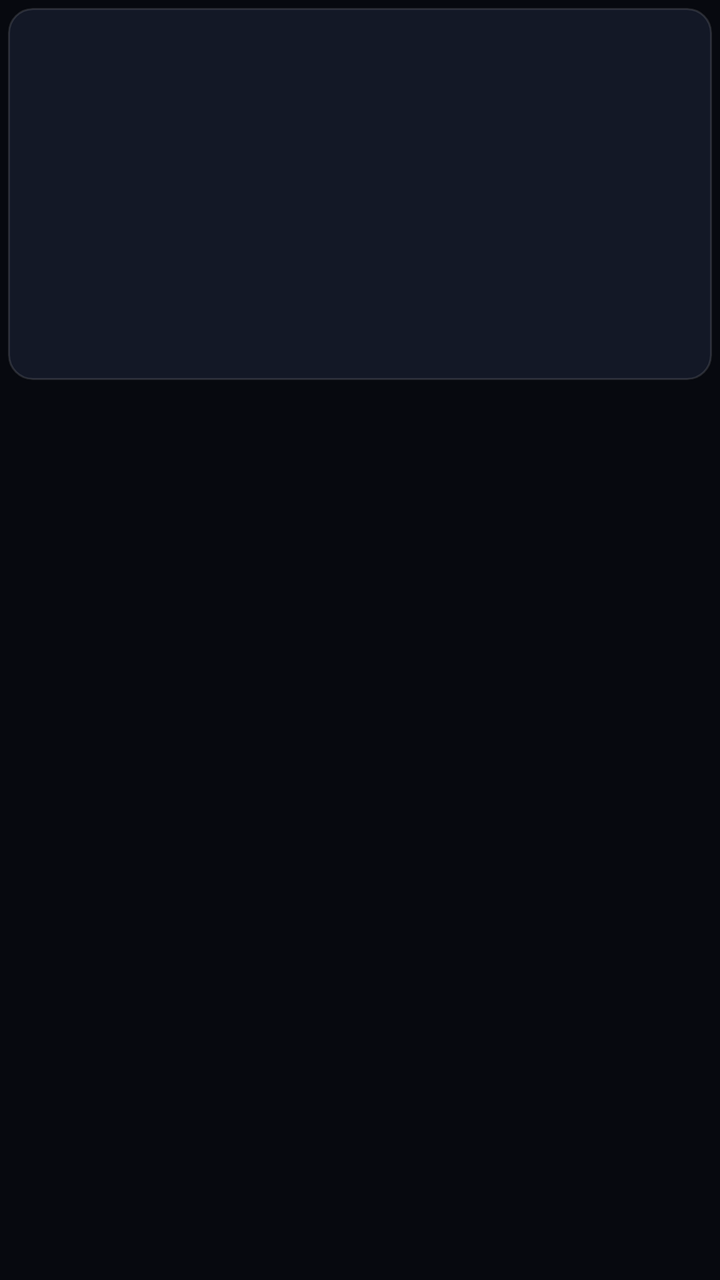
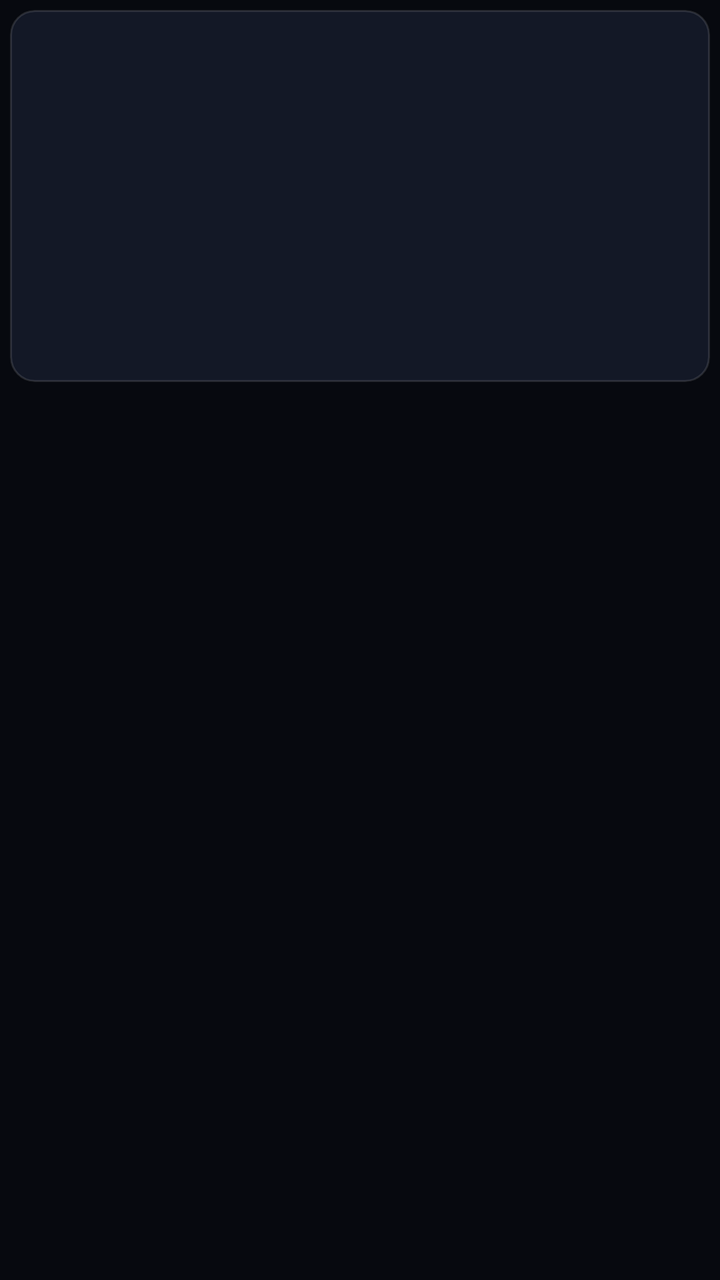

An Android layout rendered at two revisions. The XML below is the earlier revision; the diff shows what the commit changed to produce the second picture.
<!-- AndroidManifest.xml: application theme Theme.CineVault -->
<!-- res/layout/item_media_card.xml -->
<?xml version="1.0" encoding="utf-8"?>
<LinearLayout xmlns:android="http://schemas.android.com/apk/res/android"
    android:layout_width="132dp"
    android:layout_height="wrap_content"
    android:clickable="true"
    android:focusable="true"
    android:foreground="?attr/selectableItemBackground"
    android:orientation="vertical"
    android:padding="4dp">

    <FrameLayout
        android:id="@+id/poster_frame"
        android:layout_width="match_parent"
        android:layout_height="186dp"
        android:background="@drawable/bg_card_rounded"
        android:clipToOutline="true">

        <ImageView
            android:id="@+id/card_poster"
            android:layout_width="match_parent"
            android:layout_height="match_parent"
            android:contentDescription="Poster"
            android:scaleType="centerCrop" />

        
        <LinearLayout
            android:id="@+id/card_fallback_box"
            android:layout_width="match_parent"
            android:layout_height="match_parent"
            android:gravity="bottom"
            android:orientation="vertical"
            android:padding="10dp"
            android:visibility="gone">

            <View
                android:id="@+id/card_fallback_bar"
                android:layout_width="22dp"
                android:layout_height="3dp"
                android:background="@color/cv_accent" />

            <TextView
                android:id="@+id/card_fallback_title"
                android:layout_width="match_parent"
                android:layout_height="wrap_content"
                android:layout_marginTop="6dp"
                android:ellipsize="end"
                android:maxLines="3"
                android:textColor="#FFFFFF"
                android:textSize="12.5sp"
                android:textStyle="bold" />

            <TextView
                android:id="@+id/card_fallback_year"
                android:layout_width="wrap_content"
                android:layout_height="wrap_content"
                android:layout_marginTop="2dp"
                android:textColor="@color/cv_text_muted"
                android:textSize="10.5sp" />
        </LinearLayout>

        
        <LinearLayout
            android:layout_width="wrap_content"
            android:layout_height="wrap_content"
            android:layout_gravity="top|start"
            android:layout_margin="6dp"
            android:orientation="horizontal">

            <TextView
                android:id="@+id/card_quality_pill"
                android:layout_width="wrap_content"
                android:layout_height="wrap_content"
                android:background="@color/cv_accent"
                android:paddingHorizontal="5dp"
                android:paddingVertical="1.5dp"
                android:textColor="#FFFFFF"
                android:textSize="9.5sp"
                android:textStyle="bold"
                android:visibility="gone" />

            <TextView
                android:id="@+id/card_audio_pill"
                android:layout_width="wrap_content"
                android:layout_height="wrap_content"
                android:layout_marginStart="4dp"
                android:background="@color/cv_sky"
                android:paddingHorizontal="5dp"
                android:paddingVertical="1.5dp"
                android:textColor="#FFFFFF"
                android:textSize="9.5sp"
                android:textStyle="bold"
                android:visibility="gone" />
        </LinearLayout>

        
        <ImageButton
            android:id="@+id/card_remove_btn"
            android:layout_width="24dp"
            android:layout_height="24dp"
            android:layout_gravity="top|end"
            android:layout_margin="5dp"
            android:background="#CC000000"
            android:contentDescription="Remove"
            android:padding="4dp"
            android:src="@drawable/ic_close"
            android:visibility="gone" />

        
        <LinearLayout
            android:id="@+id/card_cw_footer"
            android:layout_width="match_parent"
            android:layout_height="wrap_content"
            android:layout_gravity="bottom"
            android:background="#CC000000"
            android:orientation="vertical"
            android:visibility="gone">

            <TextView
                android:id="@+id/card_cw_label"
                android:layout_width="match_parent"
                android:layout_height="wrap_content"
                android:ellipsize="end"
                android:maxLines="1"
                android:paddingHorizontal="6dp"
                android:paddingVertical="3dp"
                android:textColor="#FFFFFF"
                android:textSize="10sp"
                android:textStyle="bold" />

            <ProgressBar
                android:id="@+id/card_cw_progress"
                style="?android:attr/progressBarStyleHorizontal"
                android:layout_width="match_parent"
                android:layout_height="3.5dp"
                android:max="100"
                android:progressTint="@color/cv_accent" />
        </LinearLayout>
    </FrameLayout>

    <TextView
        android:id="@+id/card_title"
        android:layout_width="match_parent"
        android:layout_height="wrap_content"
        android:layout_marginTop="6dp"
        android:ellipsize="end"
        android:maxLines="2"
        android:textColor="@color/cv_text"
        android:textSize="12.5sp"
        android:textStyle="bold" />

    <TextView
        android:id="@+id/card_subtitle"
        android:layout_width="match_parent"
        android:layout_height="wrap_content"
        android:layout_marginTop="2dp"
        android:ellipsize="end"
        android:maxLines="1"
        android:textColor="@color/cv_text_muted"
        android:textSize="11sp" />
</LinearLayout>
<!-- resources referenced by this layout -->
<resources>
  <color name="cv_accent">#E50914</color>
  <color name="cv_sky">#38BDF8</color>
  <color name="cv_text">#F3F6FC</color>
  <color name="cv_text_muted">#94A3B8</color>
  <!-- drawable bg_card_rounded (drawable) -->
  <?xml version="1.0" encoding="utf-8"?>
  <shape xmlns:android="http://schemas.android.com/apk/res/android"
      android:shape="rectangle">
      <solid android:color="@color/cv_bg_card" />
      <corners android:radius="12dp" />
      <stroke android:width="1dp" android:color="@color/cv_border" />
  </shape>
  <!-- drawable ic_close (drawable) -->
  <vector xmlns:android="http://schemas.android.com/apk/res/android" android:width="24dp" android:height="24dp" android:viewportWidth="24" android:viewportHeight="24">
      <path android:fillColor="#FFFFFF" android:pathData="M19,6.41L17.59,5 12,10.59 6.41,5 5,6.41 10.59,12 5,17.59 6.41,19 12,13.41 17.59,19 19,17.59 13.41,12z"/>
  </vector>
  <style name="Theme.CineVault" parent="Theme.Material3.Dark.NoActionBar">
          <item name="colorPrimary">@color/cv_accent</item>
          <item name="colorOnPrimary">#FFFFFF</item>
          <item name="colorSecondary">@color/cv_sky</item>
          <item name="colorSurface">@color/cv_bg_elev</item>
          <item name="colorOnSurface">@color/cv_text</item>
          <item name="android:colorBackground">@color/cv_bg</item>
          <item name="android:windowBackground">@color/cv_bg</item>
          <item name="android:statusBarColor">@color/cv_bg</item>
          <item name="android:navigationBarColor">@color/cv_bg_elev</item>
      </style>
  <color name="cv_bg_card">#131826</color>
  <color name="cv_border">#1FFFFFFF</color>
  <color name="cv_bg_elev">#0E121C</color>
  <color name="cv_bg">#07090F</color>
</resources>

<!-- the commit's change to res/layout/item_media_card.xml (unified diff, before → after) -->
@@ -2,11 +2,12 @@
 <LinearLayout xmlns:android="http://schemas.android.com/apk/res/android"
     android:layout_width="132dp"
     android:layout_height="wrap_content"
+    android:background="@drawable/bg_tv_focus_selector"
     android:clickable="true"
     android:focusable="true"
     android:foreground="?attr/selectableItemBackground"
     android:orientation="vertical"
-    android:padding="4dp">
+    android:padding="5dp">
 
     <FrameLayout
         android:id="@+id/poster_frame"
@@ -101,6 +102,7 @@
             android:layout_margin="5dp"
             android:background="#CC000000"
             android:contentDescription="Remove"
+            android:focusable="false"
             android:padding="4dp"
             android:src="@drawable/ic_close"
             android:visibility="gone" />
<!-- resource entries referenced after the edit -->
@@ -12,6 +12,30 @@
       <corners android:radius="12dp" />
       <stroke android:width="1dp" android:color="@color/cv_border" />
   </shape>
+  <!-- drawable bg_tv_focus_selector (drawable) -->
+  <?xml version="1.0" encoding="utf-8"?>
+  <selector xmlns:android="http://schemas.android.com/apk/res/android">
+      <item android:state_focused="true">
+          <shape android:shape="rectangle">
+              <solid android:color="#24E50914" />
+              <stroke android:width="3dp" android:color="#FFFFFFFF" />
+              <corners android:radius="12dp" />
+          </shape>
+      </item>
+      <item android:state_selected="true">
+          <shape android:shape="rectangle">
+              <solid android:color="#16FFFFFF" />
+              <stroke android:width="2dp" android:color="#FFE50914" />
+              <corners android:radius="12dp" />
+          </shape>
+      </item>
+      <item>
+          <shape android:shape="rectangle">
+              <solid android:color="@android:color/transparent" />
+              <corners android:radius="12dp" />
+          </shape>
+      </item>
+  </selector>
   <!-- drawable ic_close (drawable) -->
   <vector xmlns:android="http://schemas.android.com/apk/res/android" android:width="24dp" android:height="24dp" android:viewportWidth="24" android:viewportHeight="24">
       <path android:fillColor="#FFFFFF" android:pathData="M19,6.41L17.59,5 12,10.59 6.41,5 5,6.41 10.59,12 5,17.59 6.41,19 12,13.41 17.59,19 19,17.59 13.41,12z"/>
